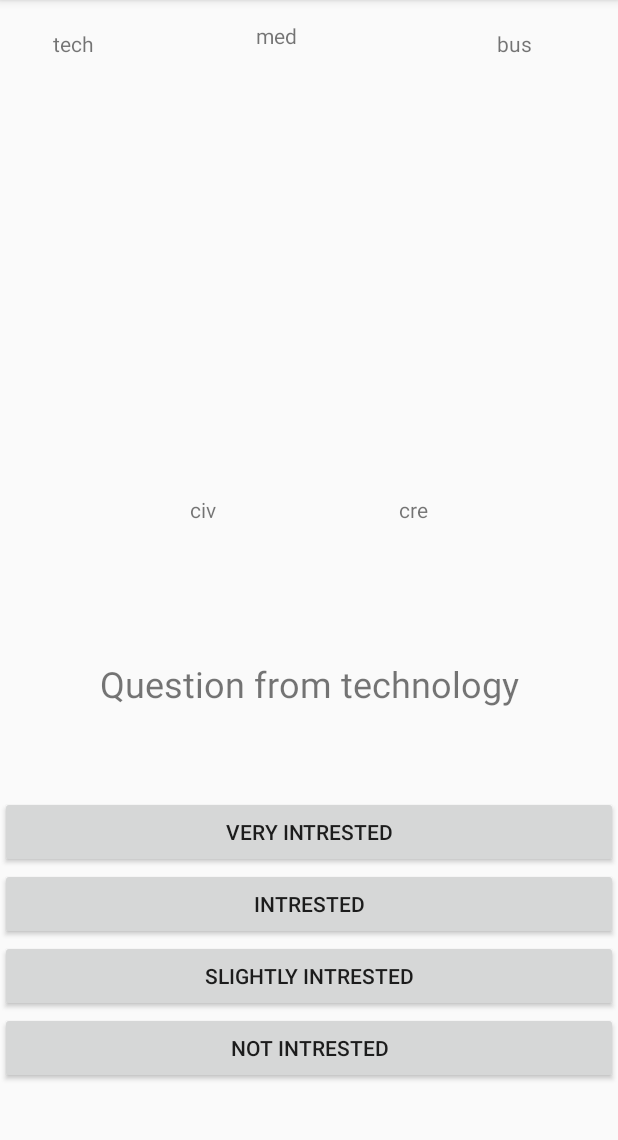
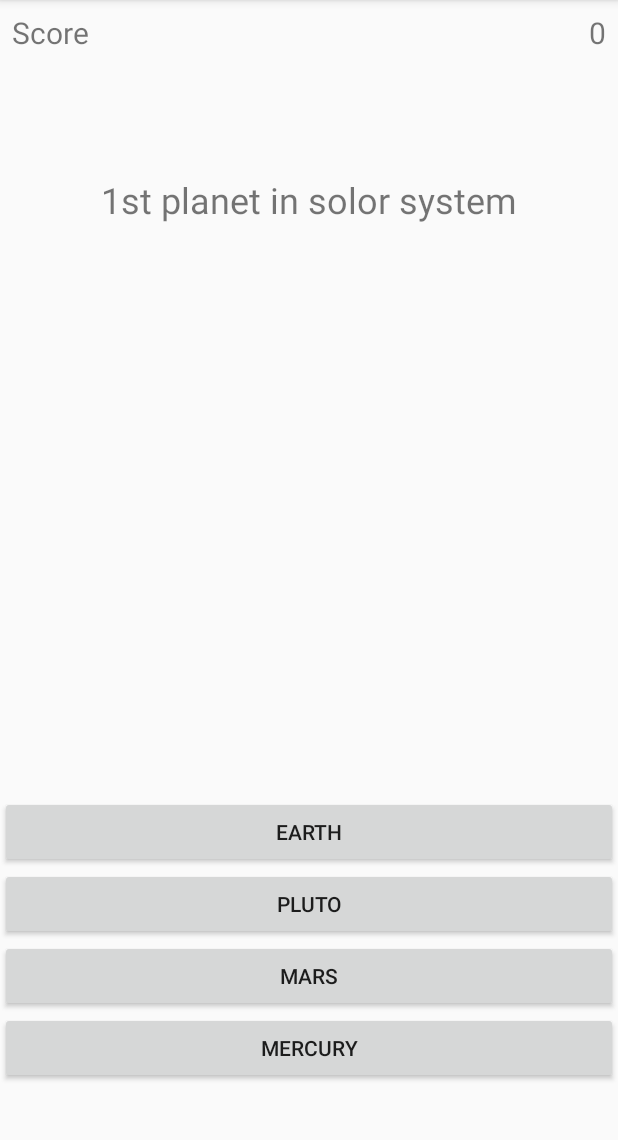
Before and after one commit to dinesh4u2k/Inside_In, an Android app: the quizpage screen opened directly, with no data from a screen before it, on a phone screen of 412 x 824 dp, the part 84-1224 px from its top. Run offline under Robolectric (Android 15) with nearby library versions, the phone set to English and light mode, and no system bars.

Commit message:
basic quiz

```diff
--- a/app/src/main/java/com/dinesh/project_x/Questions.java
+++ b/app/src/main/java/com/dinesh/project_x/Questions.java
@@ -6,74 +6,96 @@ package com.dinesh.project_x;
 public class Questions {
 
     public String mQuestions[] = {
-           "Question from technology",
-            "Question from Medicine",
-            "Question from business",
-            "Question from civil_service",
-            "Question from creativity",
-            "Question from technology",
-            "Question from Medicine",
-            "Question from civil_service",
-            "Question from business",
-            "Question from creativity",
-            "Question from technology",
-            "Question from Medicine",
-            "Question from business",
-            "Question from civil_service",
-            "Question from creativity",
-            "Question from technology",
-            "Question from Medicine",
-            "Question from business",
-            "Question from civil_service",
-            "Question from creativity"
+//           "Question from technology",
+//            "Question from Medicine",
+//            "Question from business",
+//            "Question from civil_service",
+//            "Question from creativity",
+//            "Question from technology",
+//            "Question from Medicine",
+//            "Question from civil_service",
+//            "Question from business",
+//            "Question from creativity",
+//            "Question from technology",
+//            "Question from Medicine",
+//            "Question from business",
+//            "Question from civil_service",
+//            "Question from creativity",
+//            "Question from technology",
+//            "Question from Medicine",
+//            "Question from business",
+//            "Question from civil_service",
+//            "Question from creativity"
+            "1st planet in solor system",
+            "2st planet in solor system",
+            "3st planet in solor system",
+            "4st planet in solor system",
+            "5st planet in solor system",
+            "6st planet in solor system"
+
 
 
     };
 
     private String mChoice[][] = {
-            {"Very Intrested","Intrested","Slightly Intrested","Not Intrested"},
-            {"Very Intrested","Intrested","Slightly Intrested","Not Intrested"},
-            {"Very Intrested","Intrested","Slightly Intrested","Not Intrested"},
-            {"Very Intrested","Intrested","Slightly Intrested","Not Intrested"},
-            {"Very Intrested","Intrested","Slightly Intrested","Not Intrested"},
-            {"Very Intrested","Intrested","Slightly Intrested","Not Intrested"},
-            {"Very Intrested","Intrested","Slightly Intrested","Not Intrested"},
-            {"Very Intrested","Intrested","Slightly Intrested","Not Intrested"},
-            {"Very Intrested","Intrested","Slightly Intrested","Not Intrested"},
-            {"Very Intrested","Intrested","Slightly Intrested","Not Intrested"},
-            {"Very Intrested","Intrested","Slightly Intrested","Not Intrested"},
-            {"Very Intrested","Intrested","Slightly Intrested","Not Intrested"},
-            {"Very Intrested","Intrested","Slightly Intrested","Not Intrested"},
-            {"Very Intrested","Intrested","Slightly Intrested","Not Intrested"},
-            {"Very Intrested","Intrested","Slightly Intrested","Not Intrested"},
-            {"Very Intrested","Intrested","Slightly Intrested","Not Intrested"},
-            {"Very Intrested","Intrested","Slightly Intrested","Not Intrested"},
-            {"Very Intrested","Intrested","Slightly Intrested","Not Intrested"},
-            {"Very Intrested","Intrested","Slightly Intrested","Not Intrested"},
-            {"Very Intrested","Intrested","Slightly Intrested","Not Intrested"}
+            {"earth","pluto","mars","mercury"},
+            {"earth","venus","mars","mercury"},
+            {"earth","pluto","mars","mercury"},
+            {"earth","pluto","mars","mercury"},
+            {"earth","pluto","mars","jupiter"},
+            {"earth","saturn","mars","mercury"}
+
+//            {"Very Intrested","Intrested","Slightly Intrested","Not Intrested"},
+//            {"Very Intrested","Intrested","Slightly Intrested","Not Intrested"},
+//            {"Very Intrested","Intrested","Slightly Intrested","Not Intrested"},
+//            {"Very Intrested","Intrested","Slightly Intrested","Not Intrested"},
+//            {"Very Intrested","Intrested","Slightly Intrested","Not Intrested"},
+//            {"Very Intrested","Intrested","Slightly Intrested","Not Intrested"},
+//            {"Very Intrested","Intrested","Slightly Intrested","Not Intrested"},
+//            {"Very Intrested","Intrested","Slightly Intrested","Not Intrested"},
+//            {"Very Intrested","Intrested","Slightly Intrested","Not Intrested"},
+//            {"Very Intrested","Intrested","Slightly Intrested","Not Intrested"},
+//            {"Very Intrested","Intrested","Slightly Intrested","Not Intrested"},
+//            {"Very Intrested","Intrested","Slightly Intrested","Not Intrested"},
+//            {"Very Intrested","Intrested","Slightly Intrested","Not Intrested"},
+//            {"Very Intrested","Intrested","Slightly Intrested","Not Intrested"},
+//            {"Very Intrested","Intrested","Slightly Intrested","Not Intrested"},
+//            {"Very Intrested","Intrested","Slightly Intrested","Not Intrested"},
+//            {"Very Intrested","Intrested","Slightly Intrested","Not Intrested"},
+//            {"Very Intrested","Intrested","Slightly Intrested","Not Intrested"},
+//            {"Very Intrested","Intrested","Slightly Intrested","Not Intrested"},
+//            {"Very Intrested","Intrested","Slightly Intrested","Not Intrested"}
+
 
     };
+
+    private String mCorrectAnswers[]={"mercury","venus","earth","mars","jupiter","saturn"};
 
     public String getQuestion(int a){
         String question = mQuestions[a];
         return question;
     }
 
-    public String getoption1(int a){
-        String choice = mChoice[a][0];
-        return choice;
+    public String getChoice1(int a){
+        String choice0 = mChoice[a][0];
+        return choice0;
     }
 
-    public String getoption2(int a){
-        String choice = mChoice[a][1];
-        return choice;
+    public String getChoice2(int a){
+        String choice1 = mChoice[a][1];
+        return choice1;
     }
-    public String getoption3(int a){
-        String choice = mChoice[a][2];
-        return choice;
+    public String getChoice3(int a){
+        String choice2 = mChoice[a][2];
+        return choice2;
     }
-    public String getoption4(int a){
-        String choice = mChoice[a][3];
-        return choice;
+    public String getChoice4(int a){
+        String choice3 = mChoice[a][3];
+        return choice3;
+    }
+
+    public String getCorrectAnswer(int a){
+        String answer = mCorrectAnswers[a];
+        return answer;
     }
 }
--- a/app/src/main/java/com/dinesh/project_x/quizpage.java
+++ b/app/src/main/java/com/dinesh/project_x/quizpage.java
@@ -12,16 +12,19 @@ import android.widget.Toast;
 
 public class quizpage extends AppCompatActivity {
 
-    Button option1,option2,option3,option4;
-    TextView question,technology1,medicine1,business1,civil_services1, creative1;
     private Questions mQuestions = new Questions();
+    private Button option1,option2,option3,option4;
+    private TextView question , score;
+
+    private String mAnswer;
+    private int mScore = 0;
 
     private int mQuestionNumber= 0;
+    private int mQuestionsLength = mQuestions.mQuestions.length;
 
     boolean doubleTap = false;
 
-    int dep[];
-    int i=0;
+
   /*  int tech =0;
     int med = 0;
     int bus = 0;
@@ -41,52 +44,65 @@ public class quizpage extends AppCompatActivity {
         option3 = (Button) findViewById(R.id.option3);
         option4 = (Button) findViewById(R.id.option4);
         question = (TextView) findViewById(R.id.question);
-        technology1 = (TextView) findViewById(R.id.technology1);
-        medicine1 = (TextView) findViewById(R.id.medicine1);
-        business1 = (TextView) findViewById(R.id.business1);
-        civil_services1 = (TextView) findViewById(R.id.civil_services1);
-        creative1 = (TextView) findViewById(R.id.creative1);
+        score = (TextView) findViewById(R.id.score);
+
+
 
         updateQuestion();
 
-
         option1.setOnClickListener(new View.OnClickListener() {
             @Override
-            public void onClick(View v) {
-                dep[i]=4;
-                i++;
-                updateQuestion();
-
+            public void onClick(View view) {
+                if(option1.getText()==mAnswer){
+                    mScore = mScore+1;
+                    updateScore(mScore);
+                    updateQuestion();
+                }else{
+                    updateQuestion();
+                }
             }
         });
+
         option2.setOnClickListener(new View.OnClickListener() {
             @Override
-            public void onClick(View v) {
-                dep[i]=3;
-                i++;
-                updateQuestion();
-
+            public void onClick(View view) {
+                if(option2.getText()==mAnswer){
+                    mScore = mScore+1;
+                    updateScore(mScore);
+                    updateQuestion();
+                }else{
+                    updateQuestion();
+                }
             }
         });
+
         option3.setOnClickListener(new View.OnClickListener() {
             @Override
-            public void onClick(View v) {
-                dep[i]=2;
-                i++;
-                updateQuestion();
-
+            public void onClick(View view) {
+                if(option3.getText()==mAnswer){
+                    mScore = mScore+1;
+                    updateScore(mScore);
+                    updateQuestion();
+                }else{
+                    updateQuestion();
+                }
             }
         });
+
         option4.setOnClickListener(new View.OnClickListener() {
             @Override
-            public void onClick(View v) {
-                dep[i]=1;
-                i++;
-                updateQuestion();
+            public void onClick(View view) {
+                if(option4.getText()==mAnswer){
+                    mScore = mScore+1;
+                    updateScore(mScore);
+                    updateQuestion();
+                }else{
+                    updateQuestion();
+                }
+            }
+        });
 
-            }
 
-        });
        /*technology();
         medecine();
         business();
@@ -94,13 +110,21 @@ public class quizpage extends AppCompatActivity {
         creative();*/
     }
 
+        private void updateScore(int point){
+            score.setText(""+mScore);
+        }
+
         public void updateQuestion() {
+
             question.setText(mQuestions.getQuestion(mQuestionNumber));
-            option1.setText(mQuestions.getoption1(mQuestionNumber));
-            option2.setText(mQuestions.getoption2(mQuestionNumber));
-            option3.setText(mQuestions.getoption3(mQuestionNumber));
-            option4.setText(mQuestions.getoption4(mQuestionNumber));
-            mQuestionNumber++;
+            option1.setText(mQuestions.getChoice1(mQuestionNumber));
+            option2.setText(mQuestions.getChoice2(mQuestionNumber));
+            option3.setText(mQuestions.getChoice3(mQuestionNumber));
+            option4.setText(mQuestions.getChoice4(mQuestionNumber));
+            mAnswer = mQuestions.getCorrectAnswer(mQuestionNumber);
+            if(mQuestionsLength > mQuestionNumber) {
+                mQuestionNumber++;
+            }
         }
 
 
--- a/app/src/main/res/layout/activity_quizpage.xml
+++ b/app/src/main/res/layout/activity_quizpage.xml
@@ -1,12 +1,34 @@
 <?xml version="1.0" encoding="utf-8"?>
+
 <RelativeLayout
     xmlns:android="http://schemas.android.com/apk/res/android"
 
     xmlns:tools="http://schemas.android.com/tools"
     android:layout_width="match_parent"
     android:layout_height="match_parent"
+    android:orientation="vertical"
     tools:context="com.dinesh.project_x.quizpage">
+    <RelativeLayout
+        android:layout_width="match_parent"
+        android:layout_height="wrap_content"
+        android:padding="8dp"
+        android:layout_marginBottom="40dp">
+    <TextView
+        android:layout_width="wrap_content"
+        android:layout_height="wrap_content"
+        android:text="Score"
+        android:textSize="20sp"
+        android:layout_alignParentLeft="true"
+        android:id="@+id/score_text"/>
+    <TextView
+        android:layout_width="wrap_content"
+        android:layout_height="wrap_content"
+        android:id="@+id/score"
+        android:layout_alignParentRight="true"
+        android:text="0"
+        android:textSize="20sp"/>
 
+    </RelativeLayout>
 
     <Button
         android:id="@+id/option4"
@@ -56,62 +78,9 @@
         android:layout_width="match_parent"
         android:layout_height="150dp"
         android:text="@string/questions"
-        android:layout_above="@+id/option1"
-        android:layout_alignParentLeft="true"
-        android:layout_alignParentStart="true" />
-
-    <TextView
-        android:id="@+id/technology1"
-        android:layout_width="70dp"
-        android:layout_height="30dp"
+        android:layout_alignParentTop="true"
         android:layout_alignParentLeft="true"
         android:layout_alignParentStart="true"
-        android:layout_alignParentTop="true"
-        android:layout_marginLeft="14dp"
-        android:layout_marginStart="14dp"
-        android:layout_marginTop="14dp"
-        android:gravity="center"
-        android:text="tech" />
-
-    <TextView
-        android:id="@+id/medicine1"
-        android:layout_width="70dp"
-        android:layout_height="30dp"
-        android:layout_alignTop="@+id/technology1"
-        android:layout_centerHorizontal="true"
-        android:text="med" />
-
-    <TextView
-        android:id="@+id/business1"
-        android:layout_width="70dp"
-        android:layout_height="30dp"
-        android:layout_alignBottom="@+id/medicine1"
-        android:layout_alignParentEnd="true"
-        android:layout_alignParentRight="true"
-        android:layout_marginEnd="34dp"
-        android:layout_marginRight="34dp"
-        android:gravity="center"
-        android:text="bus" />
-
-    <TextView
-        android:id="@+id/civil_services1"
-        android:layout_width="70dp"
-        android:layout_height="30dp"
-        android:layout_above="@+id/question"
-        android:layout_marginBottom="26dp"
-        android:layout_toLeftOf="@+id/medicine1"
-        android:layout_toStartOf="@+id/medicine1"
-        android:gravity="center"
-        android:text="civ" />
-
-    <TextView
-        android:id="@+id/creative1"
-        android:layout_width="70dp"
-        android:layout_height="30dp"
-        android:layout_alignBottom="@+id/civil_services1"
-        android:layout_toEndOf="@+id/medicine1"
-        android:layout_toRightOf="@+id/medicine1"
-        android:gravity="center"
-        android:text="cre" />
+        android:layout_marginTop="58dp" />
 
 </RelativeLayout>
```
